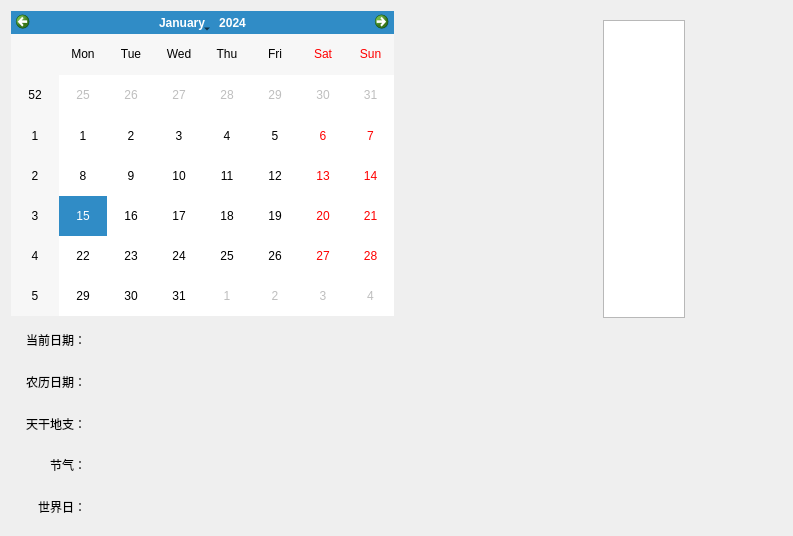
Old version of the form ui/calendar.ui in the repository Younger-Chan/everyday.
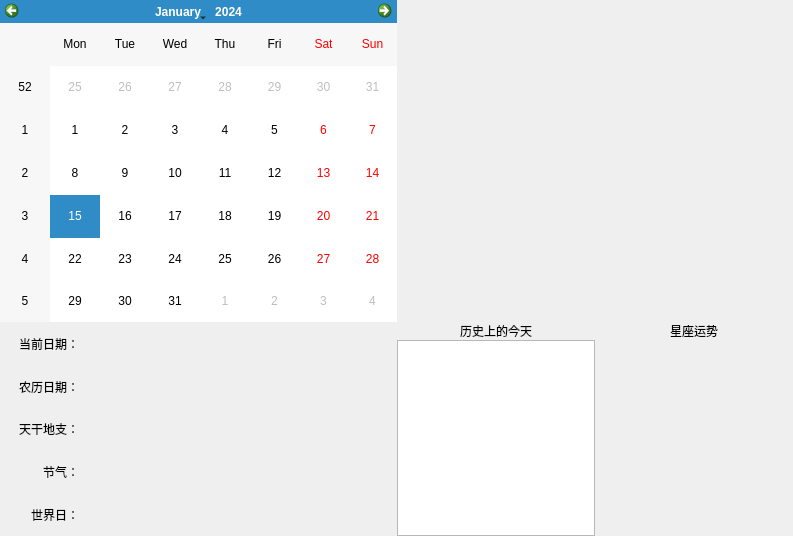
New version of the form.

Commit message: 修改日历界面的布局

```diff
--- a/ui/calendar.ui
+++ b/ui/calendar.ui
@@ -13,12 +13,27 @@
   <property name="windowTitle">
    <string>Form</string>
   </property>
-  <layout class="QHBoxLayout" name="horizontalLayout_6">
-   <item>
-    <layout class="QHBoxLayout" name="horizontalLayout_2"/>
-   </item>
-   <item>
     <layout class="QHBoxLayout" name="horizontalLayout_5">
+   <property name="spacing">
+    <number>0</number>
+   </property>
+   <property name="leftMargin">
+    <number>0</number>
+   </property>
+   <property name="topMargin">
+    <number>0</number>
+   </property>
+   <property name="rightMargin">
+    <number>0</number>
+   </property>
+   <property name="bottomMargin">
+    <number>0</number>
+   </property>
+   <item>
+    <layout class="QHBoxLayout" name="horizontalLayout_2"/>
+   </item>
+   <item>
+    <layout class="QHBoxLayout" name="horizontalLayout_4">
      <item>
       <layout class="QVBoxLayout" name="verticalLayout_3" stretch="6,4">
        <item>
@@ -172,8 +187,6 @@
       </layout>
      </item>
      <item>
-      <layout class="QHBoxLayout" name="horizontalLayout_4" stretch="5,5">
-       <item>
         <layout class="QVBoxLayout" name="verticalLayout_6" stretch="6,4">
          <item>
           <widget class="QLabel" name="l_moyu">
@@ -186,25 +199,22 @@
           </widget>
          </item>
          <item>
-          <spacer name="verticalSpacer">
-           <property name="orientation">
-            <enum>Qt::Vertical</enum>
-           </property>
-           <property name="sizeHint" stdset="0">
-            <size>
-             <width>20</width>
-             <height>40</height>
-            </size>
-           </property>
-          </spacer>
-         </item>
-        </layout>
-       </item>
-       <item>
-        <widget class="QWidget" name="w_today" native="true">
-         <layout class="QVBoxLayout" name="verticalLayout_7" stretch="6,4">
-          <item>
            <layout class="QHBoxLayout" name="horizontalLayout_3" stretch="5,5">
+         <property name="spacing">
+          <number>0</number>
+         </property>
+         <item>
+          <layout class="QVBoxLayout" name="verticalLayout_4">
+           <item>
+            <widget class="QLabel" name="label_6">
+             <property name="text">
+              <string>历史上的今天</string>
+             </property>
+             <property name="alignment">
+              <set>Qt::AlignCenter</set>
+             </property>
+            </widget>
+           </item>
             <item>
              <widget class="QListWidget" name="lw_today">
               <property name="styleSheet">
@@ -245,26 +255,26 @@
               </property>
              </widget>
             </item>
+          </layout>
+         </item>
+         <item>
+          <layout class="QVBoxLayout" name="verticalLayout_5" stretch="0,10">
+           <item>
+            <widget class="QLabel" name="label_7">
+             <property name="text">
+              <string>星座运势</string>
+             </property>
+             <property name="alignment">
+              <set>Qt::AlignCenter</set>
+             </property>
+            </widget>
+           </item>
             <item>
              <widget class="QWidget" name="w_star" native="true"/>
             </item>
            </layout>
           </item>
-          <item>
-           <spacer name="verticalSpacer_2">
-            <property name="orientation">
-             <enum>Qt::Vertical</enum>
-            </property>
-            <property name="sizeHint" stdset="0">
-             <size>
-              <width>20</width>
-              <height>40</height>
-             </size>
-            </property>
-           </spacer>
-          </item>
-         </layout>
-        </widget>
+        </layout>
        </item>
       </layout>
      </item>
```
Lines whose indentation alone changed are shown as unchanged.
